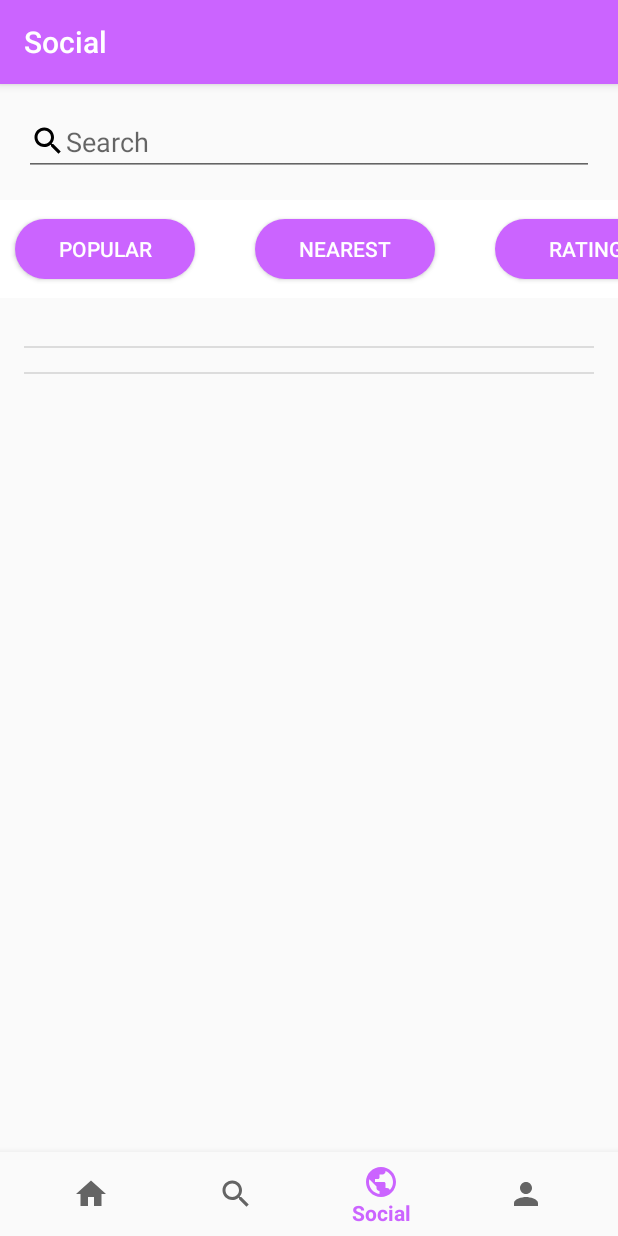
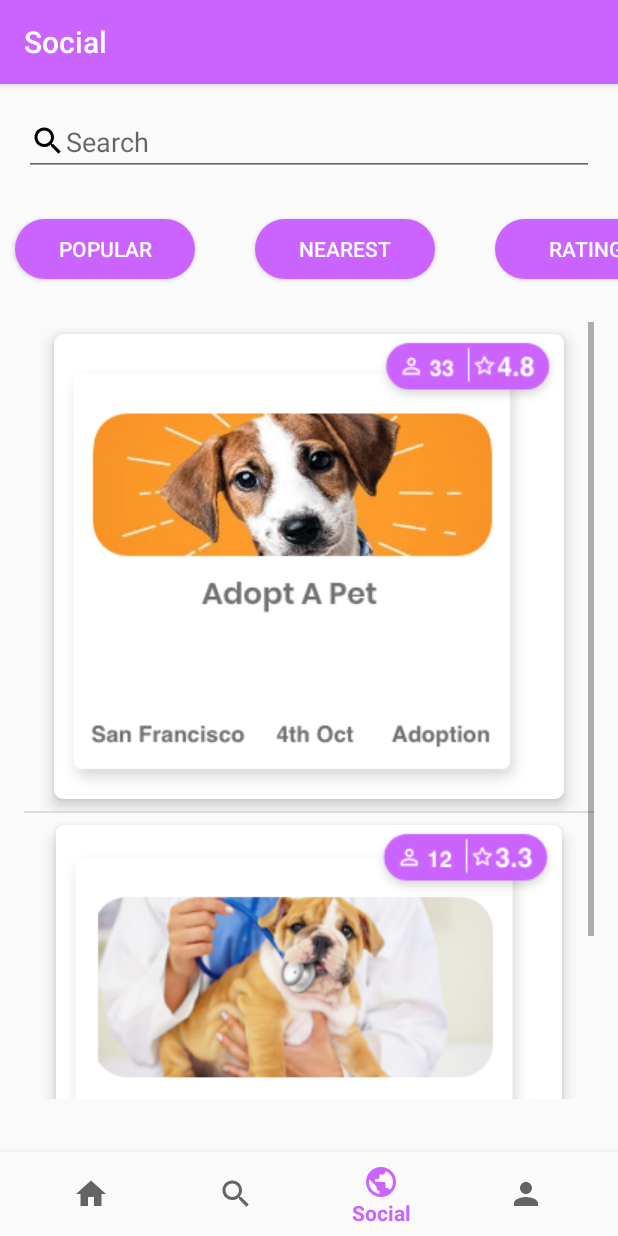
Before and after one commit to devshaaran/Paw, an Android app: the SocialFragment screen opened through its navigation route, on a phone screen of 412 x 824 dp. Run offline under Robolectric (Android 15) with nearby library versions, the phone set to English and light mode, and no system bars; our stand-ins replace Dagger/Hilt's generated code, navigation-ui, paging; libraries missing offline, so code that uses them is left out: androidx.paging; pictures from the network do not load; 6 statements that could not run were skipped.

Commit message:
Events complete

```diff
--- a/android/Paws/app/src/main/java/com/disrupt/paws/ui/social/SocialFragment.java
+++ b/android/Paws/app/src/main/java/com/disrupt/paws/ui/social/SocialFragment.java
@@ -7,6 +7,7 @@ import android.view.LayoutInflater;
 import android.view.View;
 import android.view.ViewGroup;
 import android.widget.ArrayAdapter;
+import android.widget.Button;
 import android.widget.EditText;
 import android.widget.ListView;
 
@@ -30,6 +31,11 @@ public class SocialFragment extends DaggerFragment {
     private List<String> values = new ArrayList<>();
     private List<String> pawsUsers = new ArrayList<>();
 
+    private boolean popularClicked = false;
+    private boolean nearestClicked = false;
+    private boolean ratingClicked = false;
+    private boolean distanceClicked = false;
+
     public View onCreateView(@NonNull LayoutInflater inflater,
                              ViewGroup container, Bundle savedInstanceState) {
         socialViewModel =
@@ -37,8 +43,72 @@ public class SocialFragment extends DaggerFragment {
         View root = inflater.inflate(R.layout.fragment_social, container, false);
         initFiltersListView(root);
         initSearchBar(root);
+        initHorizontalButtons(root);
         initEventsListView(root);
         return root;
+    }
+
+    private void initHorizontalButtons(View root) {
+        final Button popular = root.findViewById(R.id.popular_button);
+        popular.setOnClickListener(new View.OnClickListener() {
+            @Override
+            public void onClick(View view) {
+                if(popularClicked) {
+                    popular.setBackgroundResource(R.drawable.horizontal_menu_button_bg);
+                    popular.setTextColor(getContext().getColor(R.color.white));
+                    popularClicked = !popularClicked;
+                } else {
+                    popular.setBackgroundResource(R.drawable.horizontal_menu_button_clicked_bg);
+                    popular.setTextColor(getContext().getColor(R.color.black));
+                    popularClicked = !popularClicked;
+                }
+            }
+        });
+        final Button nearest = root.findViewById(R.id.nearest_button);
+        nearest.setOnClickListener(new View.OnClickListener() {
+            @Override
+            public void onClick(View view) {
+                if(nearestClicked) {
+                    nearest.setBackgroundResource(R.drawable.horizontal_menu_button_bg);
+                    nearest.setTextColor(getContext().getColor(R.color.white));
+                    nearestClicked = !nearestClicked;
+                } else {
+                    nearest.setBackgroundResource(R.drawable.horizontal_menu_button_clicked_bg);
+                    nearest.setTextColor(getContext().getColor(R.color.black));
+                    nearestClicked = !nearestClicked;
+                }
+            }
+        });
+        final Button rating = root.findViewById(R.id.rating_button);
+        rating.setOnClickListener(new View.OnClickListener() {
+            @Override
+            public void onClick(View view) {
+                if(ratingClicked) {
+                    rating.setBackgroundResource(R.drawable.horizontal_menu_button_bg);
+                    rating.setTextColor(getContext().getColor(R.color.white));
+                    ratingClicked = !ratingClicked;
+                } else {
+                    rating.setBackgroundResource(R.drawable.horizontal_menu_button_clicked_bg);
+                    rating.setTextColor(getContext().getColor(R.color.black));
+                    ratingClicked = !ratingClicked;
+                }
+            }
+        });
+        final Button distance = root.findViewById(R.id.distance_button);
+        distance.setOnClickListener(new View.OnClickListener() {
+            @Override
+            public void onClick(View view) {
+                if(distanceClicked) {
+                    distance.setBackgroundResource(R.drawable.horizontal_menu_button_bg);
+                    distance.setTextColor(getContext().getColor(R.color.white));
+                    distanceClicked = !distanceClicked;
+                } else {
+                    distance.setBackgroundResource(R.drawable.horizontal_menu_button_clicked_bg);
+                    distance.setTextColor(getContext().getColor(R.color.black));
+                    distanceClicked = !distanceClicked;
+                }
+            }
+        });
     }
 
     private void initFiltersListView(View root) {
--- /dev/null
+++ b/android/Paws/app/src/main/res/drawable/horizontal_menu_button_clicked_bg.xml
@@ -0,0 +1,24 @@
+<?xml version="1.0" encoding="utf-8"?>
+<shape xmlns:android="http://schemas.android.com/apk/res/android"
+    android:shape="rectangle">
+
+    <corners
+        android:bottomLeftRadius="30dp"
+        android:bottomRightRadius="30dp"
+        android:radius="60dp"
+        android:topLeftRadius="30dp"
+        android:topRightRadius="30dp" />
+
+    <padding
+        android:bottom="0dp"
+        android:left="0dp"
+        android:right="0dp"
+        android:top="0dp" />
+
+    <size
+        android:width="120dp"
+        android:height="40dp" />
+
+    <solid android:color="@color/white" />
+
+</shape>
--- a/android/Paws/app/src/main/res/layout/event_list_item.xml
+++ b/android/Paws/app/src/main/res/layout/event_list_item.xml
@@ -5,8 +5,8 @@
     android:layout_height="match_parent">
 
     <androidx.cardview.widget.CardView
-        android:layout_width="0dp"
-        android:layout_height="0dp"
+        android:layout_width="wrap_content"
+        android:layout_height="wrap_content"
         android:layout_margin="8dp"
         app:cardCornerRadius="6dp"
         app:cardElevation="6dp"
--- a/android/Paws/app/src/main/res/layout/fragment_social.xml
+++ b/android/Paws/app/src/main/res/layout/fragment_social.xml
@@ -19,7 +19,6 @@
         android:id="@+id/horizontal_filters"
         android:layout_width="match_parent"
         android:layout_height="wrap_content"
-        android:background="#FFFFFF"
         android:scrollbars="none"
         app:layout_constraintTop_toBottomOf="@id/names_list_view">
 
@@ -30,6 +29,7 @@
             android:orientation="horizontal">
 
             <Button
+                android:id="@+id/popular_button"
                 android:layout_width="120dp"
                 android:layout_height="40dp"
                 android:layout_marginStart="10dp"
@@ -39,6 +39,7 @@
                 android:textColor="@color/white" />
 
             <Button
+                android:id="@+id/nearest_button"
                 android:layout_width="120dp"
                 android:layout_height="40dp"
                 android:layout_marginStart="20dp"
@@ -48,6 +49,7 @@
                 android:textColor="@color/white" />
 
             <Button
+                android:id="@+id/rating_button"
                 android:layout_width="120dp"
                 android:layout_height="40dp"
                 android:layout_marginStart="20dp"
@@ -57,6 +59,7 @@
                 android:textColor="@color/white" />
 
             <Button
+                android:id="@+id/distance_button"
                 android:layout_width="120dp"
                 android:layout_height="40dp"
                 android:layout_marginStart="20dp"
@@ -79,6 +82,8 @@
         android:layout_width="match_parent"
         android:layout_height="wrap_content"
         android:layout_margin="16dp"
+        android:paddingBottom="250dp"
         app:layout_constraintTop_toBottomOf="@id/horizontal_filters" />
 
+
 </androidx.constraintlayout.widget.ConstraintLayout>
--- a/android/Paws/app/src/main/res/values/colors.xml
+++ b/android/Paws/app/src/main/res/values/colors.xml
@@ -10,4 +10,5 @@
     <color name="posts_counter_bg">#df3e3e3e</color>
     <color name="white">#FFFFFF</color>
     <color name="transparent">#80000000</color>
+    <color name="black">#000000</color>
 </resources>
```
